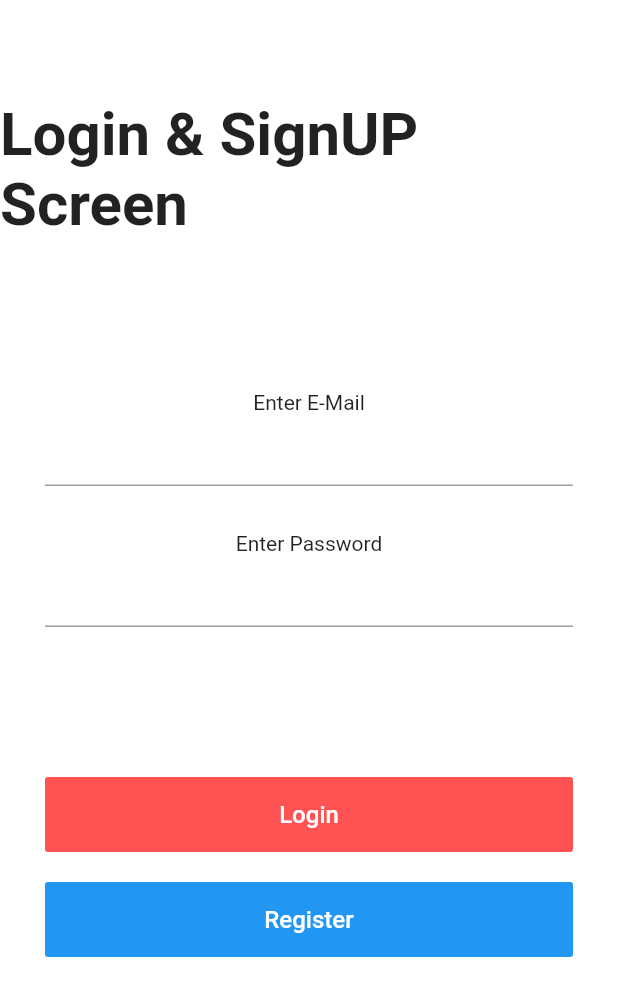
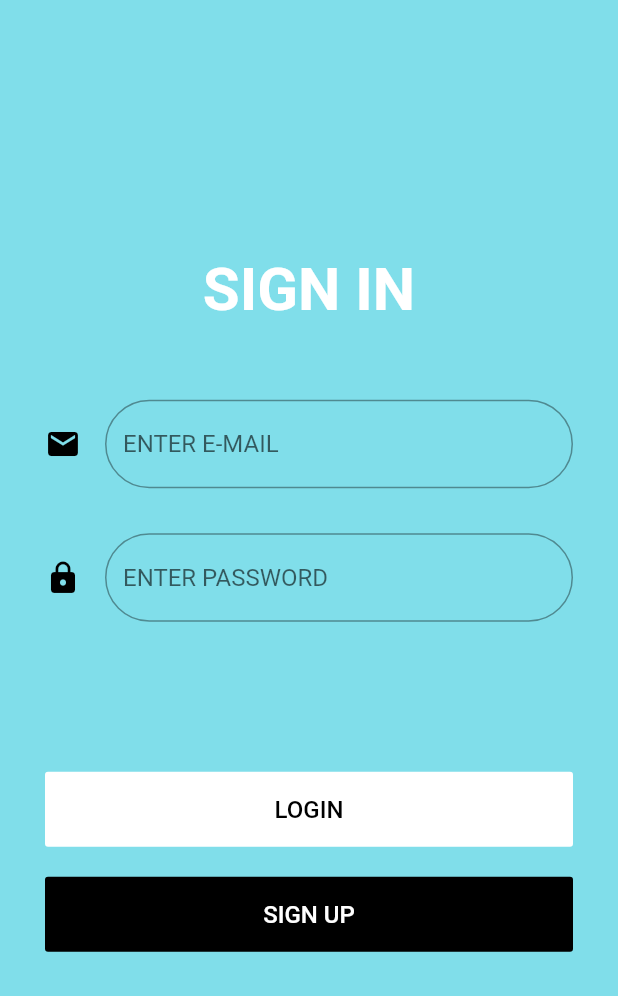
Before and after one commit to AsadAli-BB/labfinal, a Flutter app: the screen it shows after launch, on a phone screen of 412 x 824 dp. Shown: the top 996 px of the screen. Run offline on Flutter 3.47's test engine with Material 2 defaults, Android fonts, the phone set to English and light mode, and no system bars; our stand-ins replace animated_splash_screen, firebase_auth, firebase_core, flutter_colorpicker, flutter_markdown, fluttertoast and 4 more; accounts and stored records are empty; generated files the repository leaves out were written again.

Commit message:
main changes

```diff
--- a/lib/loginScreen.dart
+++ b/lib/loginScreen.dart
@@ -31,16 +31,25 @@ class loginScreen extends StatelessWidget {
     return MaterialApp(
       debugShowCheckedModeBanner: false,
       home: Scaffold(
-          backgroundColor: Colors.white,
+          backgroundColor: Colors.cyan[200],
           body: Center(
               child: SingleChildScrollView(
                 child: Column(
                   mainAxisAlignment: MainAxisAlignment.center,
                   children: <Widget>[
+                    // Padding(
+                    // padding: const EdgeInsets.only(top: 20.0),
+                    // child: Image.asset('images/logo-removebg.png',
+                    // height: 200,
+                    // ),
+                    // ),
 
-                  Text('Login & SignUP Screen' , style: TextStyle(fontSize: 40, fontWeight: FontWeight.bold),),
+                    Padding(
+                      padding: const EdgeInsets.only(top:100.0),
+                      child: Text('SIGN IN' , style: TextStyle(fontSize: 40,color: Colors.white, fontWeight: FontWeight.bold),),
+                    ),
                     SizedBox(
-                    height: 100,
+                      height: 50,
                     ),
                     Container(
 
@@ -54,10 +63,18 @@ class loginScreen extends StatelessWidget {
                                 mainAxisAlignment: MainAxisAlignment.center,
                                 crossAxisAlignment: CrossAxisAlignment.center,
                                 children: <Widget>[
-                                Text('Enter E-Mail'),
+                                  //  Text('ENTER E-MAIL', style: TextStyle(color: Colors.white),),
                                   TextField(
                                     controller: nameController,
                                     decoration: InputDecoration(
+                                      icon: Icon(
+                                        Icons.mail,
+                                        color: Colors.black,
+                                      ),
+                                      hintText: "ENTER E-MAIL",
+                                      border: OutlineInputBorder(
+                                        borderRadius: BorderRadius.circular(30),
+                                      ),
                                       focusColor: Colors.blue,
 
                                     ),
@@ -67,11 +84,19 @@ class loginScreen extends StatelessWidget {
                                   SizedBox(
                                     height: 30,
                                   ),
-                                Text('Enter Password'),
+                                  // Text('ENTER PASSWORD', style: TextStyle(color: Colors.white,),),
                                   TextField(
                                     controller: passwordController,
                                     decoration: InputDecoration(
+                                      icon: Icon(
+                                        Icons.lock,
+                                        color: Colors.black,
+                                      ),
                                       focusColor: Colors.blue,
+                                      hintText: "ENTER PASSWORD",
+                                      border: OutlineInputBorder(
+                                        borderRadius: BorderRadius.circular(30),
+                                      ),
 
                                     ),
                                     cursorColor: Colors.red,
@@ -86,9 +111,9 @@ class loginScreen extends StatelessWidget {
                                     minWidth: double.maxFinite,
                                     height: 50,
                                     onPressed: () => logIn(context),
-                                  color: logoColor,
-                                  child: Text('Login',
-                                      style: TextStyle(color: Colors.white, fontSize: 16)),
+                                    color: Colors.white,
+                                    child: Text('LOGIN',
+                                        style: TextStyle(color: Colors.black, fontSize: 16)),
                                     textColor: Colors.white,
                                   ),
                                   SizedBox(height: 20),
@@ -97,8 +122,8 @@ class loginScreen extends StatelessWidget {
                                     minWidth: double.maxFinite,
                                     height: 50,
                                     onPressed: () => registerUser(context),
-                                  color: Colors.blue,
-                                  child: Text('Register',
+                                    color: Colors.black,
+                                    child: Text('SIGN UP',
                                         style: TextStyle(color: Colors.white, fontSize: 16)),
                                     textColor: Colors.white,
                                   ),
@@ -174,7 +199,7 @@ class loginScreen extends StatelessWidget {
     final GoogleSignIn googleSignIn = GoogleSignIn();
     await googleSignIn.signOut();
 
-    print("User Signed Out");
+    print("USER SIGNED OUT");
   }
   Future<void> registerUser(context) async{
 
@@ -223,7 +248,7 @@ class loginScreen extends StatelessWidget {
       final User currentUser = _auth.currentUser;
       assert(user.uid == currentUser.uid);
 
-      print('signInWithGoogle succeeded: $user');
+      print('SIGNINWITHGOOGLE SUCCEEDED: $user');
     }
 
     return null;
@@ -236,7 +261,7 @@ class loginScreen extends StatelessWidget {
       UserCredential user = await FirebaseAuth.instance.signInWithEmailAndPassword(email: email, password: password);
       if(user!=null){
         Navigator.push(context, MaterialPageRoute(builder: (context) => MyApp()));
-        Fluttertoast.showToast(msg: "Logged In Succesfuly");
+        Fluttertoast.showToast(msg: "LOGGED IN SUCCESFULY");
       }
 
     }
--- a/lib/main.dart
+++ b/lib/main.dart
@@ -15,7 +15,7 @@ class splash extends StatelessWidget {
         nextScreen: loginScreen(),
         splashTransition: SplashTransition.rotationTransition,
         duration: 3000,
-        backgroundColor: Colors.grey[200],
+        backgroundColor: Colors.teal,
       ),
     );
   }
--- a/lib/shadow_image.dart
+++ b/lib/shadow_image.dart
@@ -6,10 +6,10 @@ class ShadowImage extends StatelessWidget {
     return Container(
       decoration: BoxDecoration(
         shape: BoxShape.circle,
-        color: Colors.white,
+        color: Colors.cyan,
         boxShadow: [
           BoxShadow(
-            color: Colors.black.withOpacity(0.6),
+            color: Colors.black26.withOpacity(0.6),
             blurRadius: 25.0, // has the effect of softening the shadow
             spreadRadius: 0.0, // has the effect of extending the shadow
             offset: Offset(
--- a/pubspec.yaml
+++ b/pubspec.yaml
@@ -52,7 +52,6 @@ dependencies:
   flutter_colorpicker: any
   intl: any
   firebase_core: ^0.5.3
-  firebase_analytics: any
   flutter_markdown: any
 
 
```
Also changed, not shown: lib/mainPage.dart (+11 -11 lines), pubspec.lock, 10 other files. Lines whose indentation alone changed are shown as unchanged.
